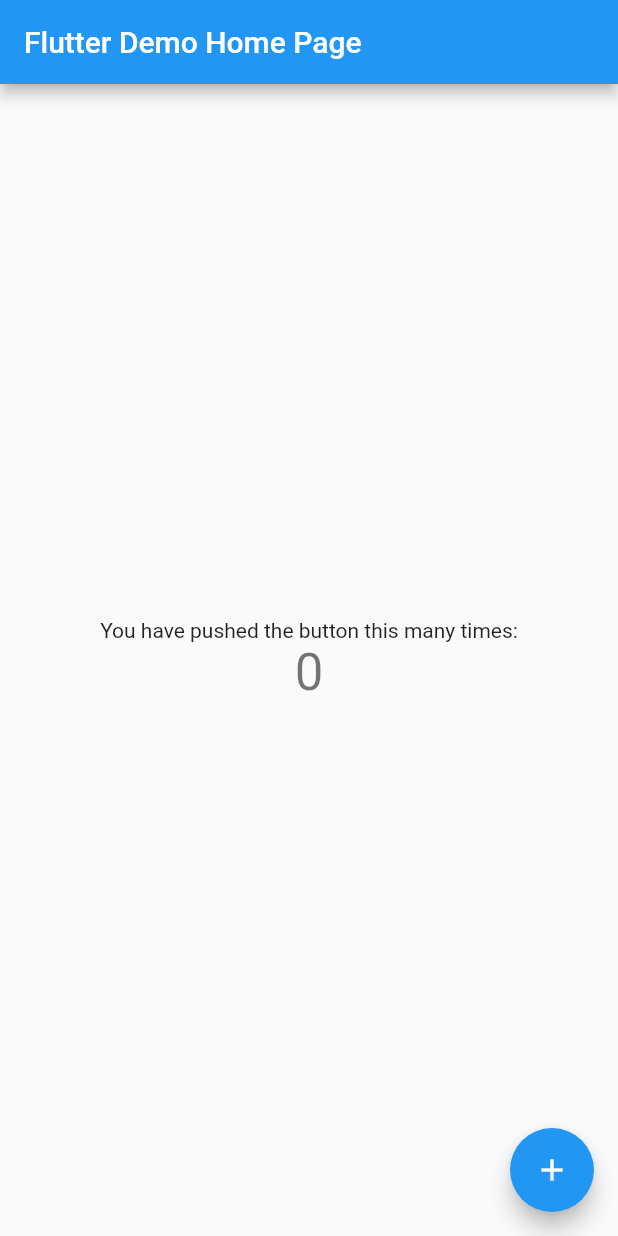
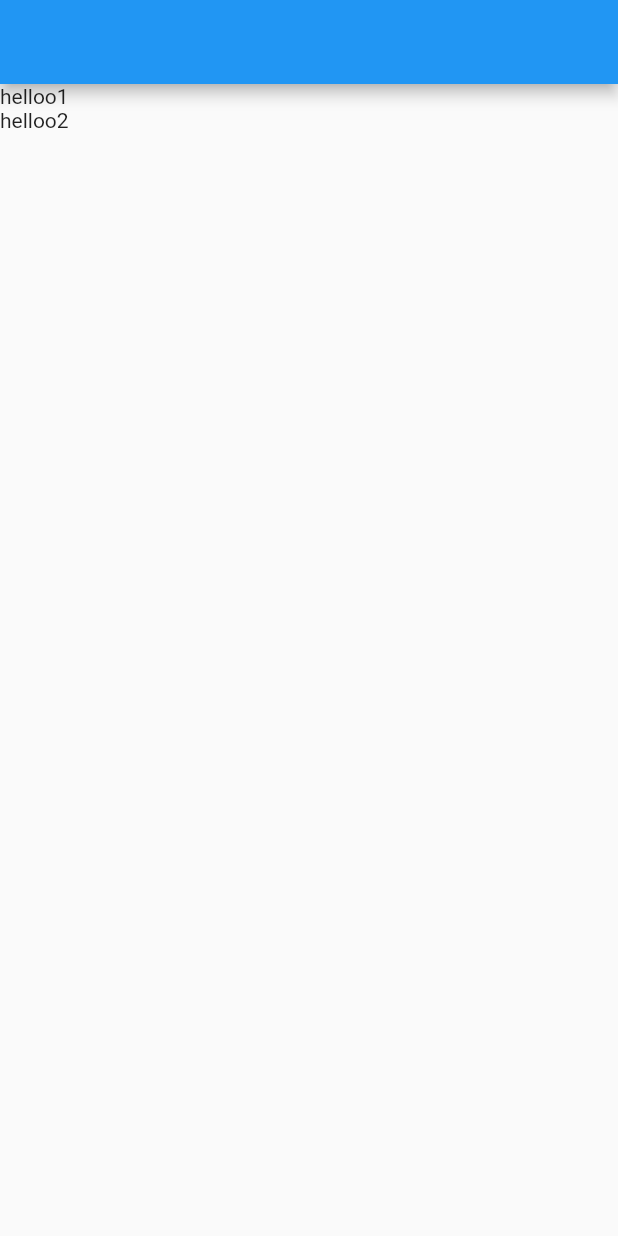
Before and after one commit to Soumi7/reaction_lab, a Flutter app: the screen it shows after launch, on a phone screen of 412 x 824 dp. Run offline on Flutter 3.47's test engine with Material 2 defaults, Android fonts, the phone set to English and light mode, and no system bars.

Commit message:
Add some files

```diff
--- a/lib/main.dart
+++ b/lib/main.dart
@@ -1,113 +1,19 @@
 import 'package:flutter/material.dart';
+import 'package:reaction_lab/screens/login_screen.dart';
 
 void main() {
   runApp(MyApp());
 }
 
 class MyApp extends StatelessWidget {
-  // This widget is the root of your application.
   @override
   Widget build(BuildContext context) {
     return MaterialApp(
       title: 'Flutter Demo',
       theme: ThemeData(
-        // This is the theme of your application.
-        //
-        // Try running your application with "flutter run". You'll see the
-        // application has a blue toolbar. Then, without quitting the app, try
-        // changing the primarySwatch below to Colors.green and then invoke
-        // "hot reload" (press "r" in the console where you ran "flutter run",
-        // or simply save your changes to "hot reload" in a Flutter IDE).
-        // Notice that the counter didn't reset back to zero; the application
-        // is not restarted.
         primarySwatch: Colors.blue,
       ),
-      home: MyHomePage(title: 'Flutter Demo Home Page'),
+      home: LoginScreen(),
     );
   }
 }
-
-class MyHomePage extends StatefulWidget {
-  MyHomePage({Key key, this.title}) : super(key: key);
-
-  // This widget is the home page of your application. It is stateful, meaning
-  // that it has a State object (defined below) that contains fields that affect
-  // how it looks.
-
-  // This class is the configuration for the state. It holds the values (in this
-  // case the title) provided by the parent (in this case the App widget) and
-  // used by the build method of the State. Fields in a Widget subclass are
-  // always marked "final".
-
-  final String title;
-
-  @override
-  _MyHomePageState createState() => _MyHomePageState();
-}
-
-class _MyHomePageState extends State<MyHomePage> {
-  int _counter = 0;
-
-  void _incrementCounter() {
-    setState(() {
-      // This call to setState tells the Flutter framework that something has
-      // changed in this State, which causes it to rerun the build method below
-      // so that the display can reflect the updated values. If we changed
-      // _counter without calling setState(), then the build method would not be
-      // called again, and so nothing would appear to happen.
-      _counter++;
-    });
-  }
-
-  @override
-  Widget build(BuildContext context) {
-    // This method is rerun every time setState is called, for instance as done
-    // by the _incrementCounter method above.
-    //
-    // The Flutter framework has been optimized to make rerunning build methods
-    // fast, so that you can just rebuild anything that needs updating rather
-    // than having to individually change instances of widgets.
-    return Scaffold(
-      appBar: AppBar(
-        // Here we take the value from the MyHomePage object that was created by
-        // the App.build method, and use it to set our appbar title.
-        title: Text(widget.title),
-      ),
-      body: Center(
-        // Center is a layout widget. It takes a single child and positions it
-        // in the middle of the parent.
-        child: Column(
-          // Column is also a layout widget. It takes a list of children and
-          // arranges them vertically. By default, it sizes itself to fit its
-          // children horizontally, and tries to be as tall as its parent.
-          //
-          // Invoke "debug painting" (press "p" in the console, choose the
-          // "Toggle Debug Paint" action from the Flutter Inspector in Android
-          // Studio, or the "Toggle Debug Paint" command in Visual Studio Code)
-          // to see the wireframe for each widget.
-          //
-          // Column has various properties to control how it sizes itself and
-          // how it positions its children. Here we use mainAxisAlignment to
-          // center the children vertically; the main axis here is the vertical
-          // axis because Columns are vertical (the cross axis would be
-          // horizontal).
-          mainAxisAlignment: MainAxisAlignment.center,
-          children: <Widget>[
-            Text(
-              'You have pushed the button this many times:',
-            ),
-            Text(
-              '$_counter',
-              style: Theme.of(context).textTheme.headline4,
-            ),
-          ],
-        ),
-      ),
-      floatingActionButton: FloatingActionButton(
-        onPressed: _incrementCounter,
-        tooltip: 'Increment',
-        child: Icon(Icons.add),
-      ), // This trailing comma makes auto-formatting nicer for build methods.
-    );
-  }
-}
--- /dev/null
+++ b/lib/screens/login_screen.dart
@@ -0,0 +1,16 @@
+import 'package:flutter/material.dart';
+
+class LoginScreen extends StatelessWidget {
+  @override
+  Widget build(BuildContext context) {
+    return Scaffold(
+      appBar: AppBar(),
+      body: Column(
+        children: [
+          Text('helloo1'),
+          Text('helloo2'),
+        ],
+      ),
+    );
+  }
+}
```
Also changed, not shown: lib/screens/dashboard_screen.dart (added), lib/screens/splash_screen.dart (added).
